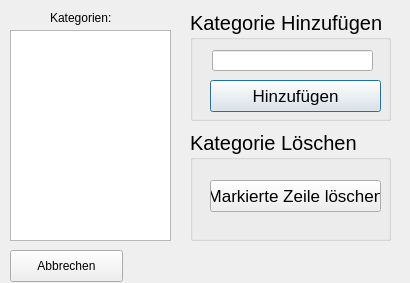
Qt form kategorieverwaltung.ui (sess2016C/se2016C) before a commit.
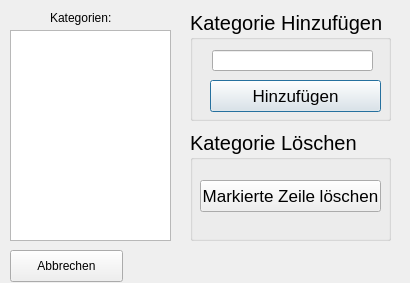
The same form after that commit.

Patch:
```diff
--- a/kategorieverwaltung.ui
+++ b/kategorieverwaltung.ui
@@ -102,9 +102,9 @@
    <widget class="QPushButton" name="btn_BeLoeschen">
     <property name="geometry">
      <rect>
-      <x>20</x>
+      <x>10</x>
       <y>50</y>
-      <width>171</width>
+      <width>181</width>
       <height>32</height>
      </rect>
     </property>
```
